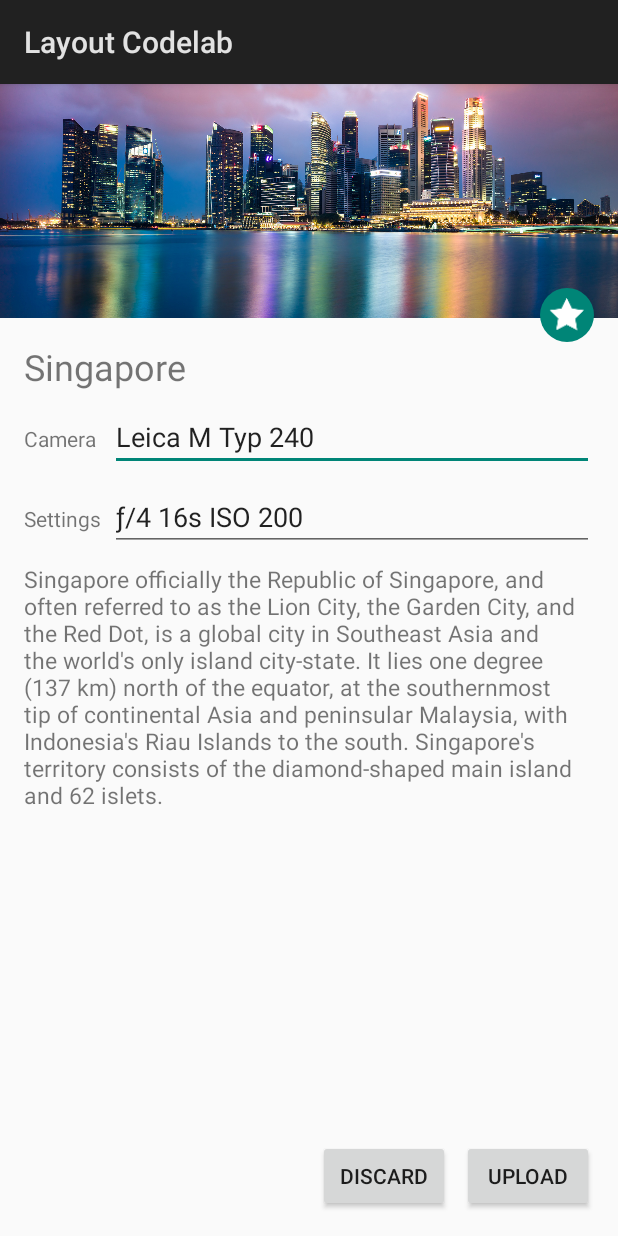
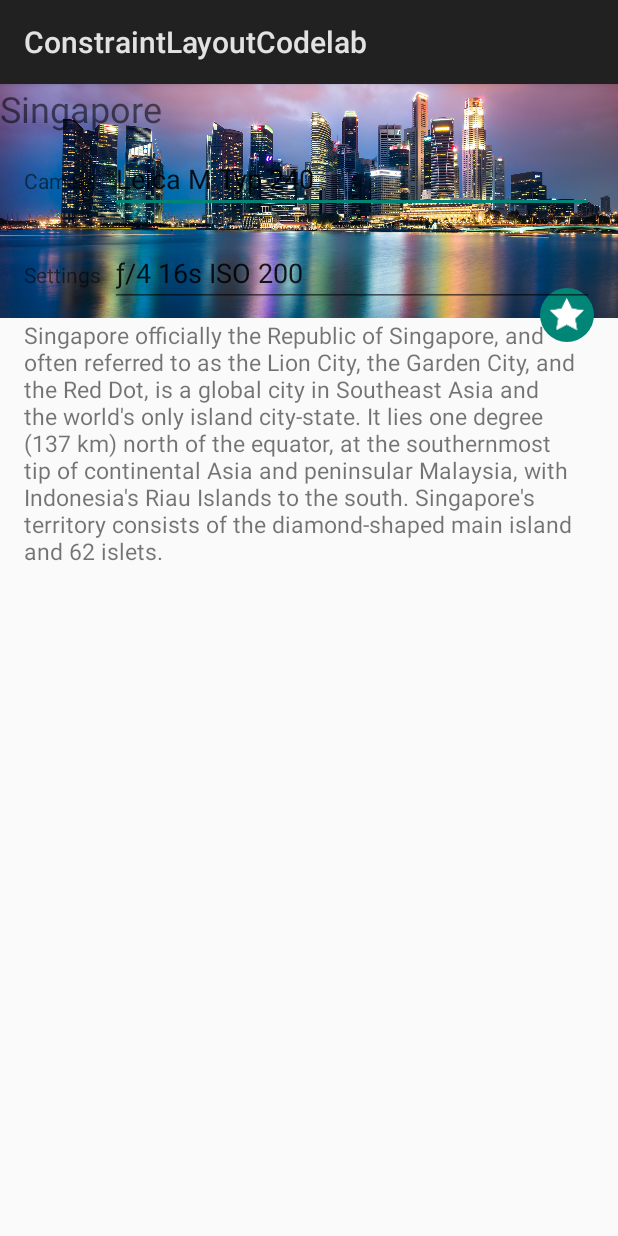
Before and after one commit to ChakritRakuang/ConstraintLayoutCodeLab, an Android app: the layout activity_main.xml on its own in the app's theme, with its tools: preview values and no code run, on a phone screen of 412 x 824 dp. Run offline under Robolectric (Android 15) with nearby library versions, the phone set to English and light mode, and no system bars.

Commit message:
update  layout constrainlayout andoid all devices

```diff
--- a/mobile/build.gradle
+++ b/mobile/build.gradle
@@ -5,7 +5,7 @@ android {
     buildToolsVersion "25.0.2"
     defaultConfig {
         applicationId "bombstudioinc.constraintlayoutcodelab"
-        minSdkVersion 25
+        minSdkVersion 14
         targetSdkVersion 25
         versionCode 1
         versionName "1.0"
--- a/mobile/src/main/res/drawable/info_background.xml
+++ b/mobile/src/main/res/drawable/info_background.xml
@@ -1,20 +1,9 @@
 <?xml version="1.0" encoding="utf-8"?>
-<!--
- Copyright 2016 Google Inc.
 
- Licensed under the Apache License, Version 2.0 (the "License");
- you may not use this file except in compliance with the License.
- You may obtain a copy of the License at
-
-      http://www.apache.org/licenses/LICENSE-2.0
-
- Unless required by applicable law or agreed to in writing, software
- distributed under the License is distributed on an "AS IS" BASIS,
- WITHOUT WARRANTIES OR CONDITIONS OF ANY KIND, either express or implied.
- See the License for the specific language governing permissions and
- limitations under the License.
--->
-<ripple xmlns:android="http://schemas.android.com/apk/res/android" android:color="?android:colorControlHighlight">
+<ripple xmlns:android="http://schemas.android.com/apk/res/android"
+    xmlns:tools="http://schemas.android.com/tools"
+    android:color="?android:colorControlHighlight"
+    tools:ignore="NewApi">
     <item>
         <shape android:shape="oval">
             <solid android:color="?android:colorAccent" />
--- a/mobile/src/main/res/layout/activity_main.xml
+++ b/mobile/src/main/res/layout/activity_main.xml
@@ -61,7 +61,8 @@
         app:layout_constraintBottom_toBottomOf="@+id/activity_main_done"
         android:layout_marginBottom="16dp"
         tools:layout_constraintBottom_creator="0"
-        app:layout_constraintVertical_bias="0.19" />
+        app:layout_constraintVertical_bias="0.19"
+        tools:ignore="RtlCompat" />
 
     <TextView
         android:text="@string/singapore"
@@ -74,13 +75,9 @@
         app:layout_constraintLeft_creator="1"
         app:layout_constraintTop_creator="0"
         tools:layout_editor_absoluteX="16dp"
-        tools:layout_editor_absoluteY="140dp"
-        app:layout_constraintLeft_toLeftOf="@+id/activity_main_done"
+        tools:layout_editor_absoluteY="123dp"
         android:layout_marginStart="16dp"
-        tools:layout_constraintLeft_creator="0"
-        app:layout_constraintTop_toBottomOf="@+id/header"
-        android:layout_marginTop="16dp"
-        tools:layout_constraintTop_creator="0" />
+        tools:ignore="MissingConstraints,RtlCompat" />
 
     <EditText
         android:layout_width="0dp"
@@ -120,7 +117,8 @@
         android:layout_marginStart="16dp"
         tools:layout_constraintLeft_creator="0"
         app:layout_constraintBaseline_toBaselineOf="@+id/cameraType"
-        tools:layout_constraintBaseline_creator="0" />
+        tools:layout_constraintBaseline_creator="0"
+        tools:ignore="RtlCompat" />
 
     <TextView
         android:text="@string/settings"
@@ -138,7 +136,8 @@
         android:layout_marginStart="16dp"
         tools:layout_constraintLeft_creator="0"
         app:layout_constraintBaseline_toBaselineOf="@+id/settings"
-        tools:layout_constraintBaseline_creator="0" />
+        tools:layout_constraintBaseline_creator="0"
+        tools:ignore="RtlCompat" />
 
     <EditText
         android:layout_width="0dp"
@@ -152,34 +151,34 @@
         app:layout_constraintLeft_creator="1"
         app:layout_constraintTop_creator="1"
         app:layout_constraintRight_creator="1"
-        tools:layout_editor_absoluteX="73dp"
-        tools:layout_editor_absoluteY="225dp"
         app:layout_constraintLeft_toRightOf="@+id/settingsLabel"
         android:layout_marginStart="6dp"
         tools:layout_constraintLeft_creator="1"
         app:layout_constraintTop_toBottomOf="@+id/cameraType"
-        android:layout_marginTop="8dp"
+        android:layout_marginTop="17dp"
         tools:layout_constraintTop_creator="0"
         app:layout_constraintRight_toRightOf="@+id/description"
-        tools:layout_constraintRight_creator="1" />
+        tools:layout_constraintRight_creator="1"
+        tools:ignore="RtlCompat"
+        app:layout_constraintHorizontal_bias="0.0" />
 
     <Button
-        android:text="@string/upload"
+        android:id="@+id/upload"
         android:layout_width="wrap_content"
         android:layout_height="wrap_content"
+        android:layout_marginBottom="-142dp"
+        android:layout_marginEnd="16dp"
+        android:text="@string/upload"
+        app:layout_constraintBottom_creator="1"
+        app:layout_constraintBottom_toBottomOf="@+id/activity_main_done"
+        app:layout_constraintRight_creator="1"
+        app:layout_constraintRight_toRightOf="@+id/activity_main_done"
         app:layout_editor_absoluteX="307dp"
         app:layout_editor_absoluteY="538dp"
-        android:id="@+id/upload"
-        app:layout_constraintRight_creator="1"
-        app:layout_constraintBottom_creator="1"
-        tools:layout_editor_absoluteX="307dp"
-        tools:layout_editor_absoluteY="538dp"
-        app:layout_constraintRight_toRightOf="@+id/activity_main_done"
-        android:layout_marginEnd="16dp"
+        tools:ignore="RtlCompat"
+        tools:layout_constraintBottom_creator="0"
         tools:layout_constraintRight_creator="0"
-        app:layout_constraintBottom_toBottomOf="@+id/activity_main_done"
-        android:layout_marginBottom="16dp"
-        tools:layout_constraintBottom_creator="0" />
+        android:layout_marginRight="-484dp" />
 
     <Button
         android:text="@string/discard"
@@ -191,13 +190,13 @@
         android:elevation="0dp"
         app:layout_constraintRight_creator="0"
         app:layout_constraintBaseline_creator="1"
-        tools:layout_editor_absoluteX="211dp"
-        tools:layout_editor_absoluteY="538dp"
         app:layout_constraintRight_toLeftOf="@+id/upload"
         android:layout_marginEnd="8dp"
         tools:layout_constraintRight_creator="0"
         app:layout_constraintBaseline_toBaselineOf="@+id/upload"
-        tools:layout_constraintBaseline_creator="0" />
+        tools:layout_constraintBaseline_creator="0"
+        tools:ignore="RtlCompat,UnusedAttribute"
+        android:layout_marginRight="13dp" />
 
     <TextView
         android:text="@string/singapore_description"
@@ -213,8 +212,6 @@
         app:layout_constraintTop_creator="0"
         app:layout_constraintRight_creator="1"
         app:layout_constraintBottom_creator="0"
-        tools:layout_editor_absoluteX="16dp"
-        tools:layout_editor_absoluteY="274dp"
         app:layout_constraintLeft_toLeftOf="@+id/activity_main_done"
         android:layout_marginStart="16dp"
         tools:layout_constraintLeft_creator="1"
@@ -226,6 +223,8 @@
         tools:layout_constraintRight_creator="1"
         app:layout_constraintBottom_toTopOf="@+id/discard"
         android:layout_marginBottom="8dp"
-        tools:layout_constraintBottom_creator="1" />
+        tools:layout_constraintBottom_creator="1"
+        app:layout_constraintVertical_bias="1.0"
+        app:layout_constraintHorizontal_bias="0.0" />
 
 </android.support.constraint.ConstraintLayout>
--- a/mobile/src/main/res/values/strings.xml
+++ b/mobile/src/main/res/values/strings.xml
@@ -15,7 +15,7 @@
 -->
 
 <resources>
-    <string name="app_name">Layout Codelab</string>
+    <string name="app_name">ConstraintLayoutCodelab</string>
     <string name="singapore_description">Singapore officially the Republic of Singapore, and often referred to as the Lion City, the Garden City, and the Red Dot, is a global city in Southeast Asia and the world\'s only island city-state. It lies one degree (137 km) north of the equator, at the southernmost tip of continental Asia and peninsular Malaysia, with Indonesia\'s Riau Islands to the south. Singapore\'s territory consists of the diamond-shaped main island and 62 islets.</string>
     <string name="dummy">dummy</string>
     <string name="discard">Discard</string>
```
Also changed, not shown: mobile/src/main/res/layout/test.xml (added, +170 -0 lines).
